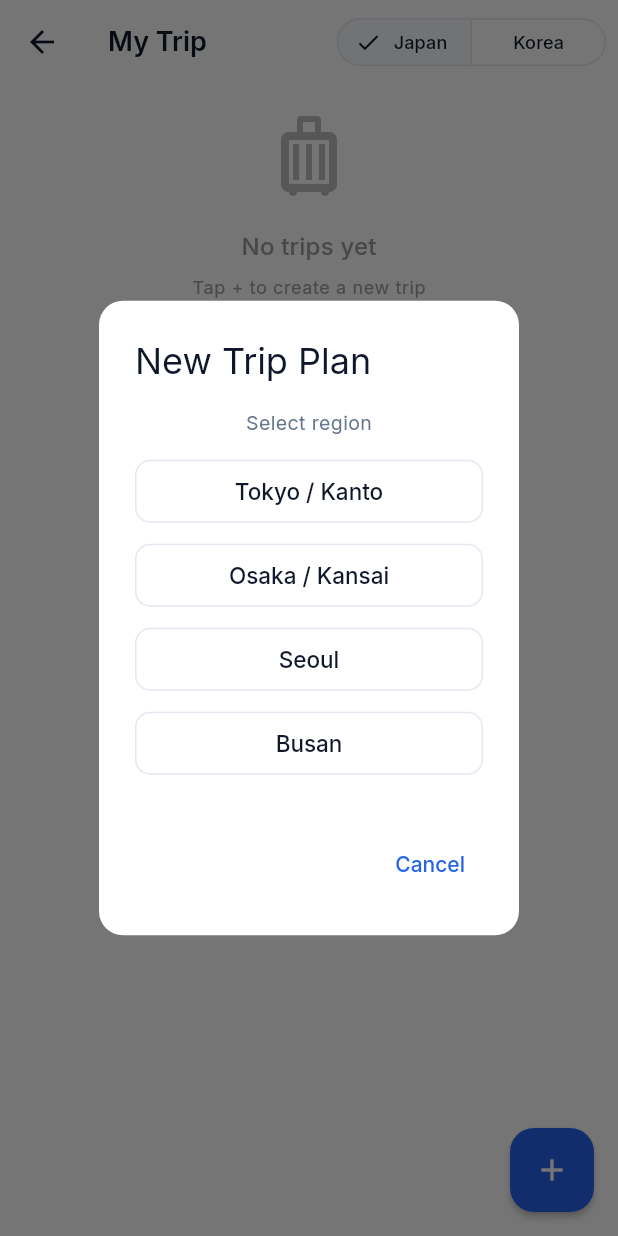
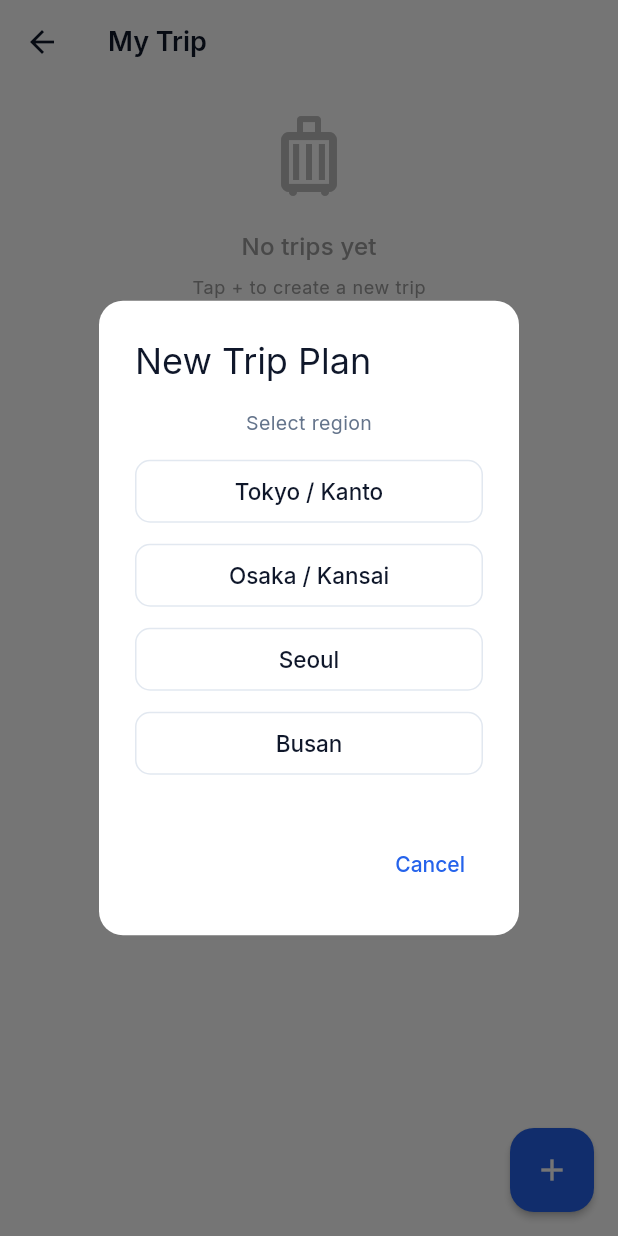
Before and after one commit to limch998-kyo/norigo-app, a Flutter app: the TripScreen screen opened directly, after a tap on the "add" icon, on a phone screen of 412 x 824 dp. Run offline on Flutter 3.47's test engine with Material 3 defaults, Android fonts, the phone set to English and light mode, and no system bars; our stand-ins replace dio, flutter_map, flutter_riverpod, flutter_svg, latlong2, shared_preferences and 1 more; accounts and stored records are empty; network calls fail.

Commit message:
feat: trip tab shows both Japan + Korea sections, sorted by recent
- Removed country toggle (SegmentedButton)
- Shows both 🇯🇵 Japan and 🇰🇷 Korea sections simultaneously
- Most recently updated country section appears first
- Trips within each section sorted by updatedAt (newest first)
- Saved searches now show all (no country filter)

Co-Authored-By: Claude Opus 4.6 (1M context) <noreply@anthropic.com>

```diff
--- a/lib/screens/trip/trip_screen.dart
+++ b/lib/screens/trip/trip_screen.dart
@@ -21,53 +21,32 @@ class TripScreen extends ConsumerWidget {
     final state = ref.watch(tripProvider);
     final notifier = ref.read(tripProvider.notifier);
 
-    final trips = state.filteredTrips;
+    // Split trips by country, sorted by most recently updated
+    final japanTrips = state.trips
+        .where((t) => t.country == 'japan' || t.country == null)
+        .toList()
+      ..sort((a, b) => b.updatedAt.compareTo(a.updatedAt));
+    final koreaTrips = state.trips
+        .where((t) => t.country == 'korea')
+        .toList()
+      ..sort((a, b) => b.updatedAt.compareTo(a.updatedAt));
 
-    return Scaffold(
-      appBar: AppBar(
-        title: Text(l10n.tripTitle),
-        actions: [
-          // Country toggle
-          SegmentedButton<String>(
-            segments: [
-              ButtonSegment(
-                value: 'japan',
-                label: Text(
-                  locale == 'ja' ? '日本' : locale == 'ko' ? '일본' : 'Japan',
-                  style: const TextStyle(fontSize: 12),
-                ),
-              ),
-              ButtonSegment(
-                value: 'korea',
-                label: Text(
-                  locale == 'ja' ? '韓国' : locale == 'ko' ? '한국' : 'Korea',
-                  style: const TextStyle(fontSize: 12),
-                ),
-              ),
-            ],
-            selected: {state.country},
-            onSelectionChanged: (s) => notifier.setCountry(s.first),
-            style: ButtonStyle(
-              visualDensity: VisualDensity.compact,
-              tapTargetSize: MaterialTapTargetSize.shrinkWrap,
-            ),
-          ),
+    // Determine which section goes first (most recently updated trip)
+    final japanLatest = japanTrips.isNotEmpty ? japanTrips.first.updatedAt : DateTime(2000);
+    final koreaLatest = koreaTrips.isNotEmpty ? koreaTrips.first.updatedAt : DateTime(2000);
+    final japanFirst = japanLatest.isAfter(koreaLatest);
+
+    Widget buildTripSection(String label, String flag, List<Trip> trips) {
+      if (trips.isEmpty) return const SizedBox.shrink();
+      return Column(
+        crossAxisAlignment: CrossAxisAlignment.start,
+        children: [
+          const SizedBox(height: 16),
+          Row(children: [
+            Text(flag, style: const TextStyle(fontSize: 18)),
             const SizedBox(width: 8),
-        ],
-      ),
-      body: ListView(
-        padding: const EdgeInsets.all(16),
-        children: [
-          // ── Saved Searches ──
-          _SavedSearchesSection(locale: locale, ref: ref, onSwitchTab: onSwitchTab),
-
-          // ── Trips ──
-          if (trips.isNotEmpty) ...[
-            const SizedBox(height: 16),
-            Text(
-              locale == 'ja' ? '旅行プラン' : locale == 'ko' ? '여행 플랜' : 'Trip Plans',
-              style: Theme.of(context).textTheme.titleMedium?.copyWith(fontWeight: FontWeight.bold),
-            ),
+            Text(label, style: Theme.of(context).textTheme.titleMedium?.copyWith(fontWeight: FontWeight.bold)),
+          ]),
           const SizedBox(height: 8),
           ...trips.map((trip) {
             final items = state.items.where((i) => i.tripId == trip.id).toList();
@@ -87,7 +66,8 @@ class TripScreen extends ConsumerWidget {
                 stayNotifier.reset();
                 if (landmarks.isNotEmpty) stayNotifier.setRegion(landmarks.first.region);
                 for (final l in landmarks) { stayNotifier.addLandmark(l); }
-                  final budget = locale == 'ja' ? 'under20000' : locale == 'ko' ? 'under30000' : 'under50000';
+                final isKorea = ['seoul', 'busan'].contains(landmarks.firstOrNull?.region);
+                final budget = isKorea ? 'under35000' : (locale == 'ja' ? 'under20000' : 'under30000');
                 stayNotifier.setBudget(budget);
                 final checkIn = DateTime.now().add(const Duration(days: 30));
                 stayNotifier.setDates(checkIn.toIso8601String().substring(0, 10),
@@ -97,8 +77,30 @@ class TripScreen extends ConsumerWidget {
             );
           }),
         ],
+      );
+    }
 
-          if (trips.isEmpty && state.items.isEmpty)
+    final japanLabel = locale == 'ja' ? '日本' : locale == 'ko' ? '일본' : 'Japan';
+    final koreaLabel = locale == 'ja' ? '韓国' : locale == 'ko' ? '한국' : 'Korea';
+
+    return Scaffold(
+      appBar: AppBar(title: Text(l10n.tripTitle)),
+      body: ListView(
+        padding: const EdgeInsets.all(16),
+        children: [
+          // ── Saved Searches ──
+          _SavedSearchesSection(locale: locale, ref: ref, onSwitchTab: onSwitchTab),
+
+          // ── Trips (both countries, most recent first) ──
+          if (japanFirst) ...[
+            buildTripSection(japanLabel, '🇯🇵', japanTrips),
+            buildTripSection(koreaLabel, '🇰🇷', koreaTrips),
+          ] else ...[
+            buildTripSection(koreaLabel, '🇰🇷', koreaTrips),
+            buildTripSection(japanLabel, '🇯🇵', japanTrips),
+          ],
+
+          if (japanTrips.isEmpty && koreaTrips.isEmpty && state.items.isEmpty)
             _EmptyState(locale: locale),
         ],
       ),
@@ -496,9 +498,8 @@ class _SavedSearchesSection extends StatelessWidget {
 
   @override
   Widget build(BuildContext context) {
-    // Filter by current country (japan/korea toggle)
-    final tripState = ref.watch(tripProvider);
-    final saved = ref.watch(savedSearchesProvider.notifier).byCountry(tripState.country);
+    // Show all saved searches (no country filter)
+    final saved = ref.watch(savedSearchesProvider);
     if (saved.isEmpty) return const SizedBox.shrink();
 
     final theme = Theme.of(context);
```
Lines whose indentation alone changed are shown as unchanged.
